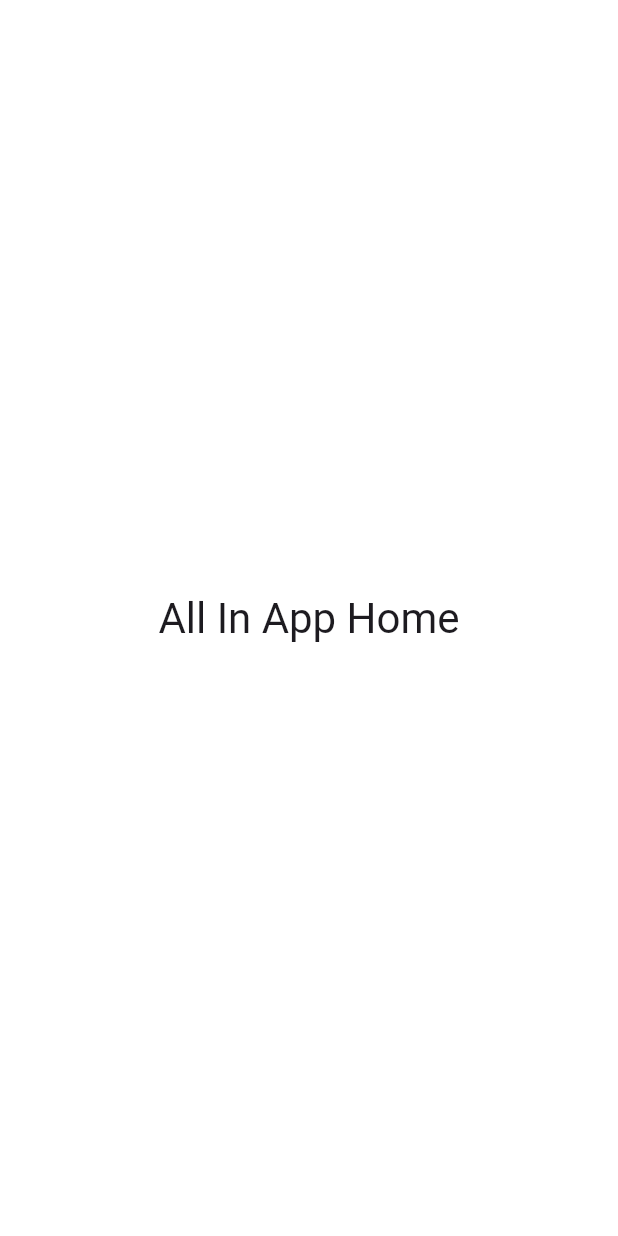
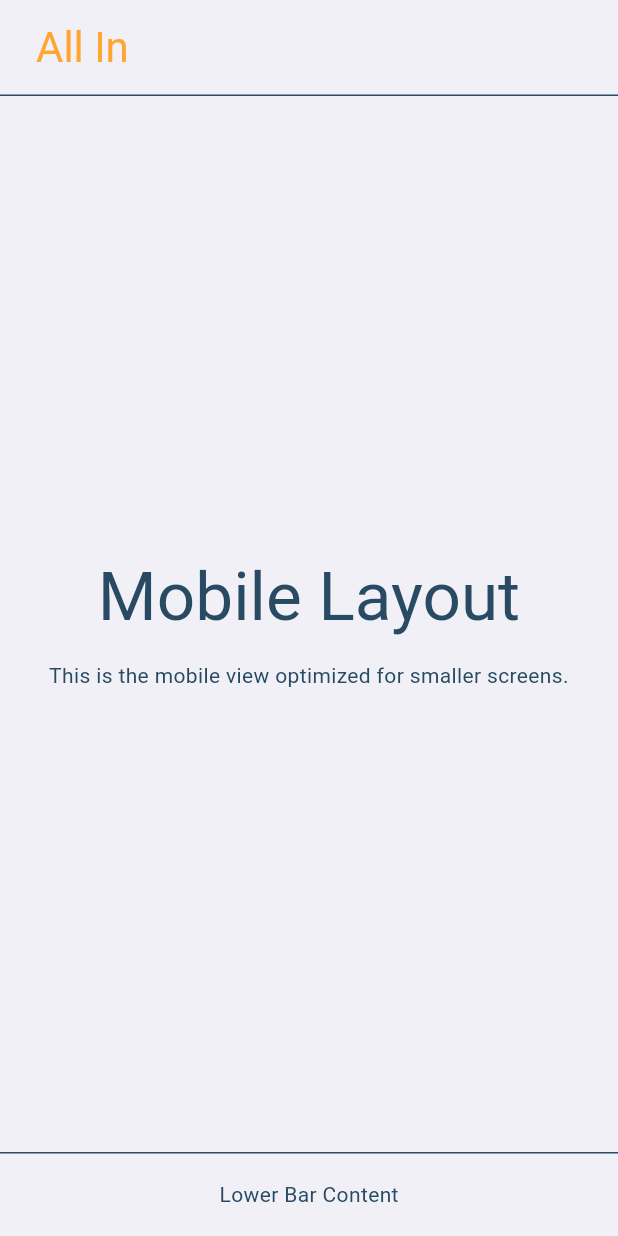
Before and after one commit to Boxsitter/all-in-flutter, a Flutter app: the screen it shows after launch, on a phone screen of 412 x 824 dp. Run offline on Flutter 3.47's test engine with Material 3 defaults, Android fonts, the phone set to English and light mode, and no system bars; our stand-ins replace flutter_riverpod.

Commit message:
Implement basic layout handling

```diff
--- a/lib/main.dart
+++ b/lib/main.dart
@@ -1,4 +1,6 @@
 import 'package:all_in/presentation/theme.dart';
+import 'package:all_in/presentation/widgets/layout/app_layout.dart';
+import 'package:all_in/presentation/screens/home_page.dart';
 import 'package:flutter/material.dart';
 import 'package:flutter_riverpod/flutter_riverpod.dart';
 
@@ -17,11 +19,8 @@ class AllInApp extends ConsumerWidget {
       title: 'All In',
       debugShowCheckedModeBanner: false,
       theme: AppTheme.light,
-      home: Center(
-        child: Text(
-          'All In App Home',
-          style: Theme.of(context).textTheme.headlineMedium,
-        ),
+      home: const AppLayout(
+        content: HomePage(),
       ),
     );
   }
--- a/lib/presentation/constants/sizes.dart
+++ b/lib/presentation/constants/sizes.dart
@@ -8,4 +8,10 @@
 
   /// Standard divider width
   static const double standardDivider = 2.0;
+
+  /// Header/AppBar height
+  static const double headerHeight = 64.0;
+
+  /// Bottom bar height
+  static const double footerHeight = 56.0;
 }
--- /dev/null
+++ b/lib/presentation/screens/home_page.dart
@@ -0,0 +1,60 @@
+import 'package:all_in/presentation/widgets/layout/responsive_content.dart';
+import 'package:all_in/presentation/constants/spacing.dart';
+import 'package:all_in/presentation/constants/layout.dart';
+import 'package:flutter/material.dart';
+
+/// Example home page demonstrating the responsive content system.
+///
+/// Shows how to extend [ResponsiveContent] and provide desktop and mobile layouts.
+class HomePage extends ResponsiveContent {
+  const HomePage({super.key});
+
+  @override
+  Widget buildDesktop(final BuildContext context) {
+    return Center(
+      child: Container(
+        constraints: const BoxConstraints(maxWidth: Layout.splitViewMinPanelWidth * 4),
+        padding: Spacing.allXl,
+        child: Column(
+          mainAxisAlignment: MainAxisAlignment.center,
+          children: <Widget>[
+            Text(
+              'Desktop Layout',
+              style: Theme.of(context).textTheme.displayLarge,
+            ),
+            const SizedBox(height: Spacing.lg),
+            Text(
+              'This is the desktop view with wider spacing and layout.',
+              style: Theme.of(context).textTheme.bodyLarge,
+              textAlign: TextAlign.center,
+            ),
+          ],
+        ),
+      ),
+    );
+  }
+
+  @override
+  Widget buildMobile(final BuildContext context) {
+    return Center(
+      child: Padding(
+        padding: Spacing.allMd,
+        child: Column(
+          mainAxisAlignment: MainAxisAlignment.center,
+          children: <Widget>[
+            Text(
+              'Mobile Layout',
+              style: Theme.of(context).textTheme.displayMedium,
+            ),
+            const SizedBox(height: Spacing.md),
+            Text(
+              'This is the mobile view optimized for smaller screens.',
+              style: Theme.of(context).textTheme.bodyMedium,
+              textAlign: TextAlign.center,
+            ),
+          ],
+        ),
+      ),
+    );
+  }
+}
--- /dev/null
+++ b/lib/presentation/widgets/layout/app_layout.dart
@@ -0,0 +1,37 @@
+import 'package:all_in/presentation/widgets/layout/footer.dart';
+import 'package:all_in/presentation/widgets/layout/header.dart';
+import 'package:all_in/presentation/widgets/layout/responsive_content.dart';
+import 'package:all_in/presentation/constants/layout.dart';
+import 'package:flutter/material.dart';
+
+/// Main application layout widget.
+///
+/// Handles the overall app structure with a header bar, responsive content area,
+/// and an optional lower bar. Automatically switches between desktop and mobile
+/// layouts based on screen width.
+class AppLayout extends StatelessWidget {
+  /// Creates an app layout.
+  const AppLayout({
+    required this.content,
+    super.key,
+  });
+
+  /// The main content widget (must be a ResponsiveContent)
+  final ResponsiveContent content;
+
+  @override
+  Widget build(final BuildContext context) {
+    return Scaffold(
+      appBar: const Header(),
+      body: LayoutBuilder(
+        builder: (final BuildContext context, final BoxConstraints constraints) {
+          final bool isMobile = constraints.maxWidth < Layout.horizontalBreakpoint;
+          return isMobile
+              ? content.buildMobile(context)
+              : content.buildDesktop(context);
+        },
+      ),
+      bottomNavigationBar: const Footer(),
+    );
+  }
+}
--- /dev/null
+++ b/lib/presentation/widgets/layout/footer.dart
@@ -0,0 +1,37 @@
+import 'package:flutter/material.dart';
+import 'package:all_in/presentation/constants/sizes.dart';
+import 'package:all_in/presentation/constants/spacing.dart';
+
+class Footer extends StatelessWidget {
+  const Footer({super.key});
+
+  @override
+  Widget build(final BuildContext context) {
+    final ColorScheme colorScheme = Theme.of(context).colorScheme;
+
+    return Container(
+      height: Sizes.footerHeight,
+      padding: const EdgeInsets.symmetric(horizontal: Spacing.lg),
+      decoration: BoxDecoration(
+        color: colorScheme.surface,
+        border: Border(
+          top: BorderSide(
+            color: colorScheme.outline,
+            width: Sizes.thinDivider,
+          ),
+        ),
+      ),
+      child: Row(
+        mainAxisAlignment: MainAxisAlignment.center,
+        children: <Widget>[
+          Text(
+            'Lower Bar Content',
+            style: Theme.of(context).textTheme.bodyMedium?.copyWith(
+              color: colorScheme.onSurface,
+            ),
+          ),
+        ],
+      ),
+    );
+  }
+}
--- /dev/null
+++ b/lib/presentation/widgets/layout/header.dart
@@ -0,0 +1,51 @@
+import 'package:flutter/material.dart';
+import 'package:all_in/presentation/constants/sizes.dart';
+import 'package:all_in/presentation/constants/spacing.dart';
+
+/// Example header bar for the application.
+///
+/// Displays the app title.
+/// Implements PreferredSizeWidget to work with Scaffold's appBar parameter.
+class Header extends StatelessWidget implements PreferredSizeWidget {
+  const Header({
+    this.title = 'All In',
+    super.key,
+  });
+
+  /// The title text to display in the header
+  final String title;
+
+  @override
+  Size get preferredSize => const Size.fromHeight(Sizes.headerHeight);
+
+  @override
+  Widget build(final BuildContext context) {
+    final ColorScheme colorScheme = Theme.of(context).colorScheme;
+
+    return Container(
+      height: preferredSize.height,
+      padding: const EdgeInsets.symmetric(horizontal: Spacing.lg),
+      decoration: BoxDecoration(
+        color: colorScheme.surface,
+        border: Border(
+          bottom: BorderSide(
+            color: colorScheme.outline,
+            width: Sizes.thinDivider,
+          ),
+        ),
+      ),
+      child: Row(
+        children: <Widget>[
+          Text(
+            title,
+            style: Theme.of(context).textTheme.headlineMedium?.copyWith(
+              color: colorScheme.primary,
+            ),
+          ),
+          const Spacer(),
+          // Add navigation items, user menu, etc. here
+        ],
+      ),
+    );
+  }
+}
--- /dev/null
+++ b/lib/presentation/widgets/layout/responsive_content.dart
@@ -0,0 +1,28 @@
+import 'package:flutter/material.dart';
+
+/// Base class for responsive content pages.
+///
+/// Forces implementing classes to provide a desktop layout and optionally
+/// override the mobile layout. If no mobile layout is provided, the desktop
+/// layout is used for mobile as well.
+abstract class ResponsiveContent extends StatelessWidget {
+  /// Creates a responsive content widget.
+  const ResponsiveContent({super.key});
+
+  /// Builds the desktop layout (required).
+  ///
+  /// This layout will be displayed on screens wider than [AppLayout.mobileBreakpoint].
+  Widget buildDesktop(final BuildContext context);
+
+  /// Builds the mobile layout (optional).
+  ///
+  /// This layout will be displayed on screens narrower than [AppLayout.mobileBreakpoint].
+  /// If not overridden, defaults to the desktop layout.
+  Widget buildMobile(final BuildContext context) => buildDesktop(context);
+
+  @override
+  Widget build(final BuildContext context) {
+    // This method won't be called directly; AppLayout uses buildDesktop/buildMobile
+    return buildDesktop(context);
+  }
+}
```
Also changed, not shown: lib/presentation/screens/title.dart (added).
